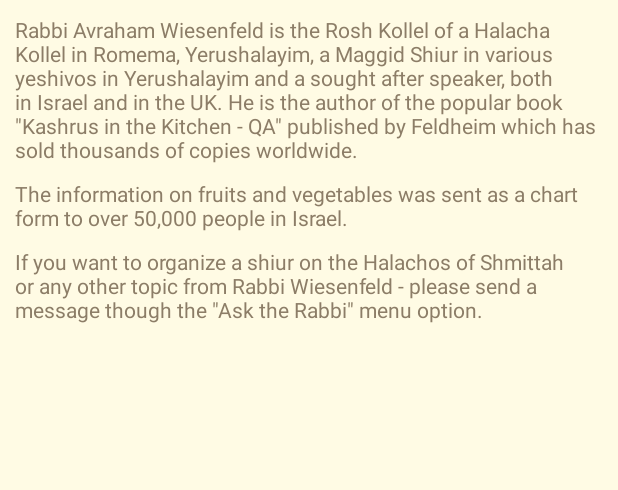
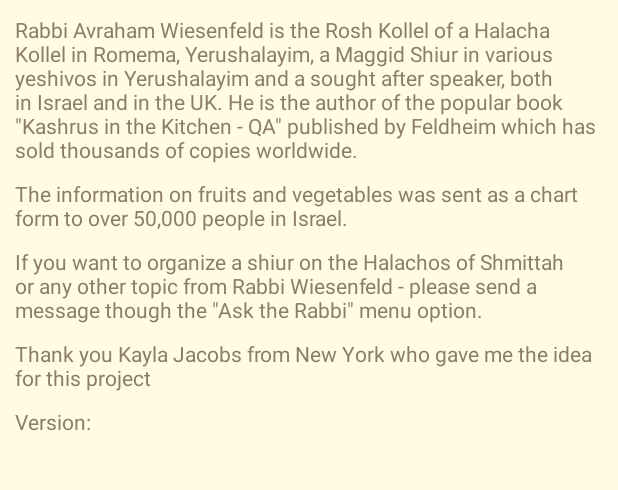
Before and after one commit to midaslefkowitz/TheShmittahApp, an Android app: the layout fragment_about.xml on its own in the app's theme, with its tools: preview values and no code run, on a phone screen of 412 x 824 dp, the part 426-916 px from its top. Run offline under Robolectric (Android 15) with nearby library versions, the phone set to English and light mode, and no system bars.

Commit message:
Add acknowledgement and version number to about page

```diff
--- a/app/src/main/res/layout/fragment_about.xml
+++ b/app/src/main/res/layout/fragment_about.xml
@@ -52,5 +52,20 @@
 	        android:text="@string/about_weisenfeld4"
 	        android:paddingTop="10dp"/>
 
+        <TextView
+            android:id="@+id/about_jacobs"
+            android:layout_width="wrap_content"
+            android:layout_height="wrap_content"
+            android:text="@string/about_jacobs"
+            android:paddingTop="10dp"/>
+
+        <TextView
+            android:id="@+id/about_version"
+            android:layout_width="wrap_content"
+            android:layout_height="wrap_content"
+            android:text="@string/about_version"
+            android:paddingTop="10dp"/>
+
+
 	</LinearLayout>
 </ScrollView>
--- a/app/src/main/res/values/strings.xml
+++ b/app/src/main/res/values/strings.xml
@@ -262,6 +262,9 @@
     <string name="about_weisenfeld2">Rabbi Avraham Wiesenfeld is the Rosh Kollel of a Halacha Kollel in Romema, Yerushalayim, a Maggid Shiur in various yeshivos in Yerushalayim and a sought after speaker, both in Israel and in the UK. He is the author of the popular book \"Kashrus in the Kitchen - QA\" published by Feldheim which has sold thousands of copies worldwide.</string>
     <string name="about_weisenfeld3">The information on fruits and vegetables was sent as a chart form to over 50,000 people in Israel.</string>
     <string name="about_weisenfeld4">If you want to organize a shiur on the Halachos of Shmittah or any other topic from Rabbi Wiesenfeld - please send a message though the \"Ask the Rabbi\" menu option.</string>
+    <string name="about_jacobs">Thank you Kayla Jacobs from New York who gave me the idea for this project</string>
+    <string name="about_version">Version:</string>
+
 
     <!-- FAQ Questions Strings -->
     <string name="question1">Is there a mitzvah to eat shmittah produce?</string>
```
Also changed, not shown: app/src/main/java/com/theshmittahapp/android/views/Fragments/AboutFragment.java (+14 -1 lines), 2 other files.
